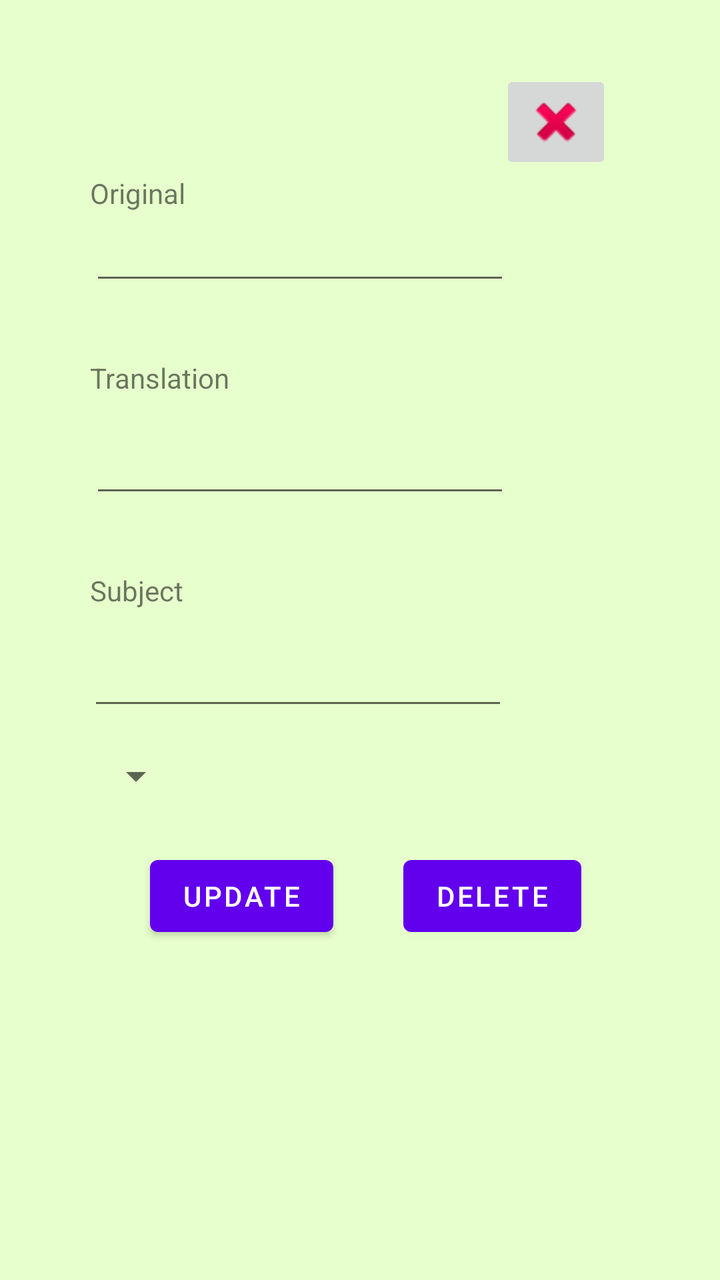
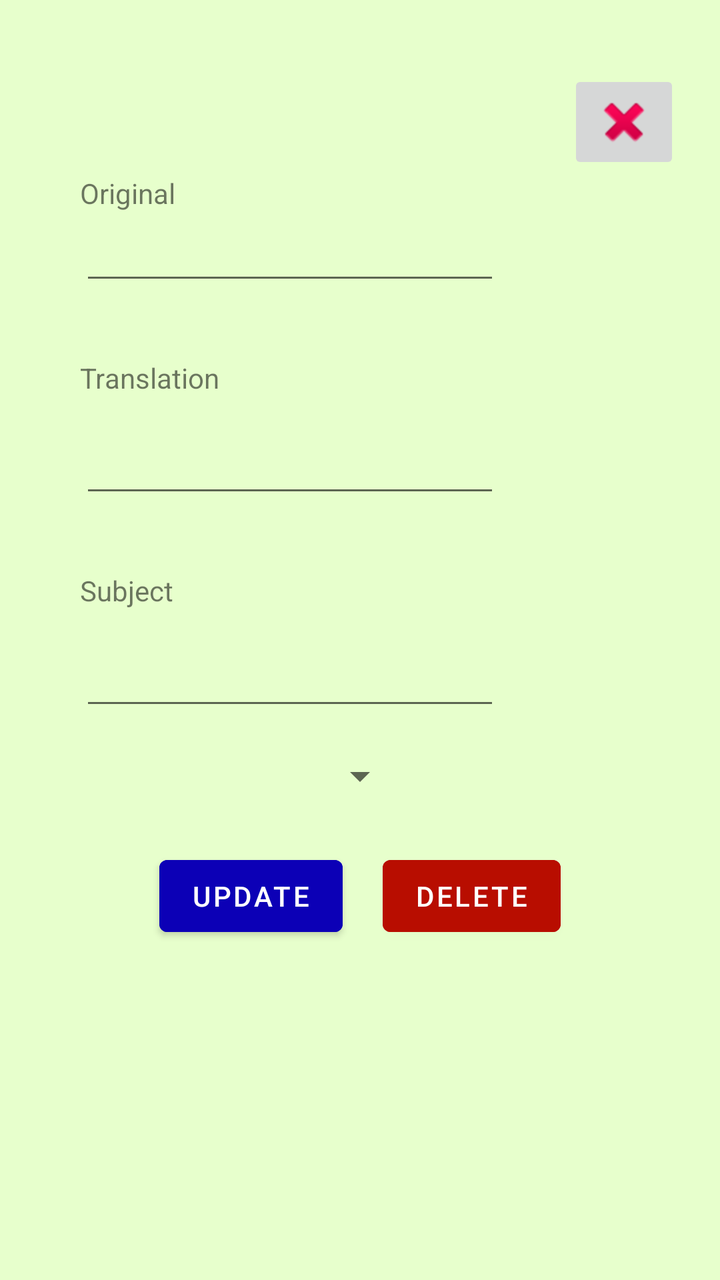

Before-and-after screenshots of an Android layout around one commit, followed by the original layout XML and the change that was made.
<!-- AndroidManifest.xml: application theme Theme.LearningVocabulary -->
<!-- res/layout/remove_word_popup.xml -->
<?xml version="1.0" encoding="utf-8"?>
<androidx.constraintlayout.widget.ConstraintLayout xmlns:android="http://schemas.android.com/apk/res/android"
    xmlns:app="http://schemas.android.com/apk/res-auto"
    xmlns:tools="http://schemas.android.com/tools"
    android:layout_width="match_parent"
    android:layout_height="match_parent"
    android:background="#E7FFCC"
    >

    <ScrollView
        android:layout_width="match_parent"
        android:layout_height="match_parent">

        <LinearLayout
            android:layout_width="match_parent"
            android:layout_height="wrap_content"
            android:orientation="vertical"
            android:paddingTop="35dp">

            <ImageButton
                android:id="@+id/close_window_btn_edit"
                android:layout_width="wrap_content"
                android:layout_height="wrap_content"
                android:layout_marginLeft="250dp"
                app:srcCompat="@android:drawable/ic_delete" />

            <TextView
                android:id="@+id/textView2"
                android:layout_width="wrap_content"
                android:layout_height="wrap_content"
                android:layout_marginStart="45dp"
                android:text="Original" />

            <EditText
                android:id="@+id/word_original_input_edit"
                android:layout_width="wrap_content"
                android:layout_height="wrap_content"
                android:layout_marginStart="45dp"
                android:ems="10"
                android:inputType="text"
                android:text="" />

            <TextView
                android:id="@+id/textView3"
                android:layout_width="wrap_content"
                android:layout_height="wrap_content"
                android:layout_marginStart="45dp"
                android:layout_marginTop="32dp"
                android:text="Translation" />

            <EditText
                android:id="@+id/word_translated_input_edit"
                android:layout_width="wrap_content"
                android:layout_height="wrap_content"
                android:layout_marginStart="45dp"
                android:layout_marginTop="14dp"
                android:ems="10"
                android:inputType="text"
                android:text="" />

            <TextView
                android:id="@+id/textView4"
                android:layout_width="wrap_content"
                android:layout_height="wrap_content"
                android:layout_marginStart="45dp"
                android:layout_marginTop="32dp"
                android:text="Subject" />

            <EditText
                android:id="@+id/word_subject_input_edit"
                android:layout_width="wrap_content"
                android:layout_height="wrap_content"
                android:layout_marginStart="44dp"
                android:layout_marginTop="14dp"
                android:ems="10"
                android:inputType="text"
                android:text="" />

            <Spinner
                android:id="@+id/update_lang_spinner"
                android:layout_width="wrap_content"
                android:layout_height="wrap_content"
                android:layout_marginStart="44dp"
                android:layout_marginTop="16dp" />

            <LinearLayout
                android:layout_width="match_parent"
                android:layout_height="match_parent"
                android:orientation="horizontal">

                <Button
                    android:id="@+id/update_btn"
                    android:layout_width="wrap_content"
                    android:layout_height="wrap_content"
                    android:layout_marginStart="75dp"
                    android:layout_marginTop="24dp"
                    android:text="Update" />

                <Button
                    android:id="@+id/delete_word_btn"
                    android:layout_width="wrap_content"
                    android:layout_height="wrap_content"
                    android:layout_marginLeft="35dp"
                    android:layout_marginTop="24dp"
                    android:text="Delete" />
            </LinearLayout>

        </LinearLayout>
    </ScrollView>

</androidx.constraintlayout.widget.ConstraintLayout>
<!-- resources referenced by this layout -->
<resources>
  <style name="Theme.LearningVocabulary" parent="Theme.MaterialComponents.DayNight.DarkActionBar">
          
          <item name="colorPrimary">@color/purple_500</item>
          <item name="colorPrimaryVariant">@color/purple_700</item>
          <item name="colorOnPrimary">@color/white</item>
          
          <item name="colorSecondary">@color/teal_200</item>
          <item name="colorSecondaryVariant">@color/teal_700</item>
          <item name="colorOnSecondary">@color/black</item>
          
          <item name="android:statusBarColor">?attr/colorPrimaryVariant</item>
          
      </style>
  <color name="purple_500">#FF6200EE</color>
  <color name="purple_700">#FF3700B3</color>
  <color name="white">#FFFFFFFF</color>
  <color name="teal_200">#FF03DAC5</color>
  <color name="teal_700">#FF018786</color>
  <color name="black">#FF000000</color>
</resources>

<!-- the commit's change to res/layout/remove_word_popup.xml (unified diff, before → after) -->
@@ -15,94 +15,100 @@
             android:layout_width="match_parent"
             android:layout_height="wrap_content"
             android:orientation="vertical"
-            android:paddingTop="35dp">
+            android:paddingTop="35dp"
+            android:paddingBottom="35dp"
+            android:paddingLeft="20dp"
+            android:paddingRight="20dp">
 
             <ImageButton
                 android:id="@+id/close_window_btn_edit"
                 android:layout_width="wrap_content"
                 android:layout_height="wrap_content"
-                android:layout_marginLeft="250dp"
+                android:layout_gravity="right"
                 app:srcCompat="@android:drawable/ic_delete" />
 
             <TextView
                 android:id="@+id/textView2"
                 android:layout_width="wrap_content"
                 android:layout_height="wrap_content"
-                android:layout_marginStart="45dp"
-                android:text="Original" />
+                android:text="Original"
+                android:layout_marginLeft="20dp"/>
 
             <EditText
                 android:id="@+id/word_original_input_edit"
                 android:layout_width="wrap_content"
                 android:layout_height="wrap_content"
-                android:layout_marginStart="45dp"
                 android:ems="10"
                 android:inputType="text"
-                android:text="" />
+                android:text=""
+                android:layout_marginLeft="20dp"/>
 
             <TextView
                 android:id="@+id/textView3"
                 android:layout_width="wrap_content"
                 android:layout_height="wrap_content"
-                android:layout_marginStart="45dp"
                 android:layout_marginTop="32dp"
-                android:text="Translation" />
+                android:text="Translation"
+                android:layout_marginLeft="20dp"/>
 
             <EditText
                 android:id="@+id/word_translated_input_edit"
                 android:layout_width="wrap_content"
                 android:layout_height="wrap_content"
-                android:layout_marginStart="45dp"
                 android:layout_marginTop="14dp"
                 android:ems="10"
                 android:inputType="text"
-                android:text="" />
+                android:text=""
+                android:layout_marginLeft="20dp"/>
 
             <TextView
                 android:id="@+id/textView4"
                 android:layout_width="wrap_content"
                 android:layout_height="wrap_content"
-                android:layout_marginStart="45dp"
                 android:layout_marginTop="32dp"
-                android:text="Subject" />
+                android:text="Subject"
+                android:layout_marginLeft="20dp"/>
 
             <EditText
                 android:id="@+id/word_subject_input_edit"
                 android:layout_width="wrap_content"
                 android:layout_height="wrap_content"
-                android:layout_marginStart="44dp"
                 android:layout_marginTop="14dp"
                 android:ems="10"
                 android:inputType="text"
-                android:text="" />
+                android:text=""
+                android:layout_marginLeft="20dp"/>
 
             <Spinner
                 android:id="@+id/update_lang_spinner"
                 android:layout_width="wrap_content"
                 android:layout_height="wrap_content"
-                android:layout_marginStart="44dp"
-                android:layout_marginTop="16dp" />
+                android:layout_marginTop="16dp"
+                android:layout_gravity="center"/>
 
             <LinearLayout
                 android:layout_width="match_parent"
                 android:layout_height="match_parent"
-                android:orientation="horizontal">
+                android:orientation="horizontal"
+                android:gravity="center_horizontal">
 
                 <Button
                     android:id="@+id/update_btn"
                     android:layout_width="wrap_content"
                     android:layout_height="wrap_content"
-                    android:layout_marginStart="75dp"
                     android:layout_marginTop="24dp"
-                    android:text="Update" />
+                    android:backgroundTint="@color/button_neutral_color"
+                    android:text="Update"
+                    android:layout_marginEnd="10dp"/>
 
                 <Button
                     android:id="@+id/delete_word_btn"
                     android:layout_width="wrap_content"
                     android:layout_height="wrap_content"
-                    android:layout_marginLeft="35dp"
                     android:layout_marginTop="24dp"
-                    android:text="Delete" />
+                    android:backgroundTint="@color/button_negative_color"
+                    android:text="Delete"
+                    android:layout_marginStart="10dp"/>
             </LinearLayout>
 
         </LinearLayout>
<!-- resource entries referenced after the edit -->
@@ -1,5 +1,7 @@
 <!-- resources referenced by this layout -->
 <resources>
+  <color name="button_negative_color">#B80D00</color>
+  <color name="button_neutral_color">#0C00B6</color>
   <style name="Theme.LearningVocabulary" parent="Theme.MaterialComponents.DayNight.DarkActionBar">
           
           <item name="colorPrimary">@color/purple_500</item>
